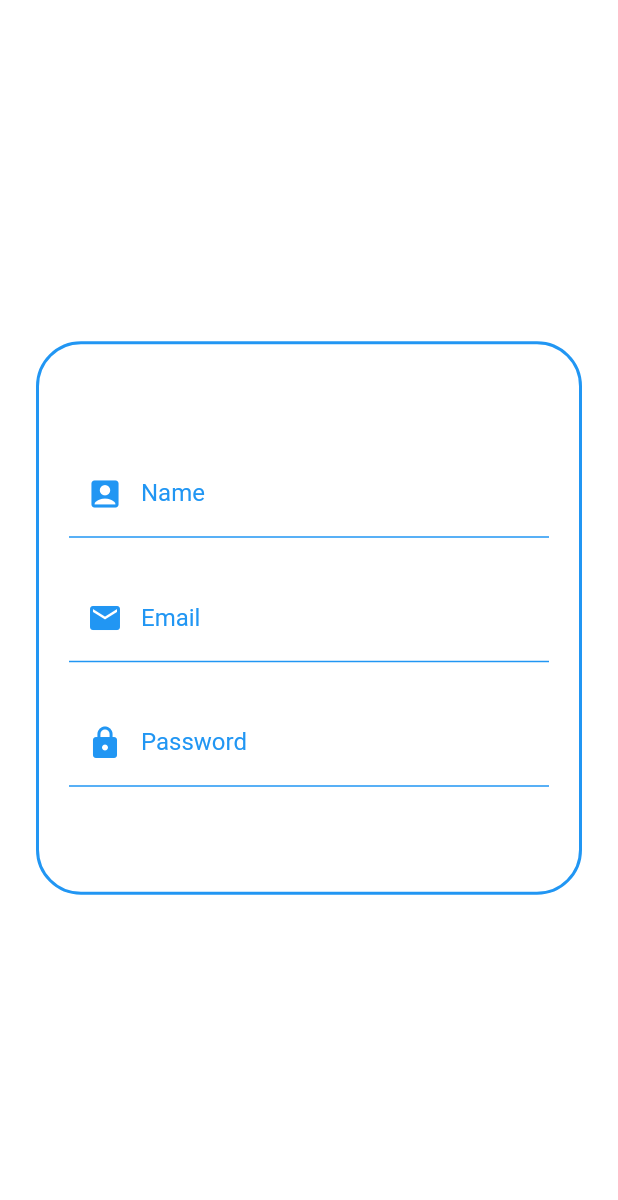
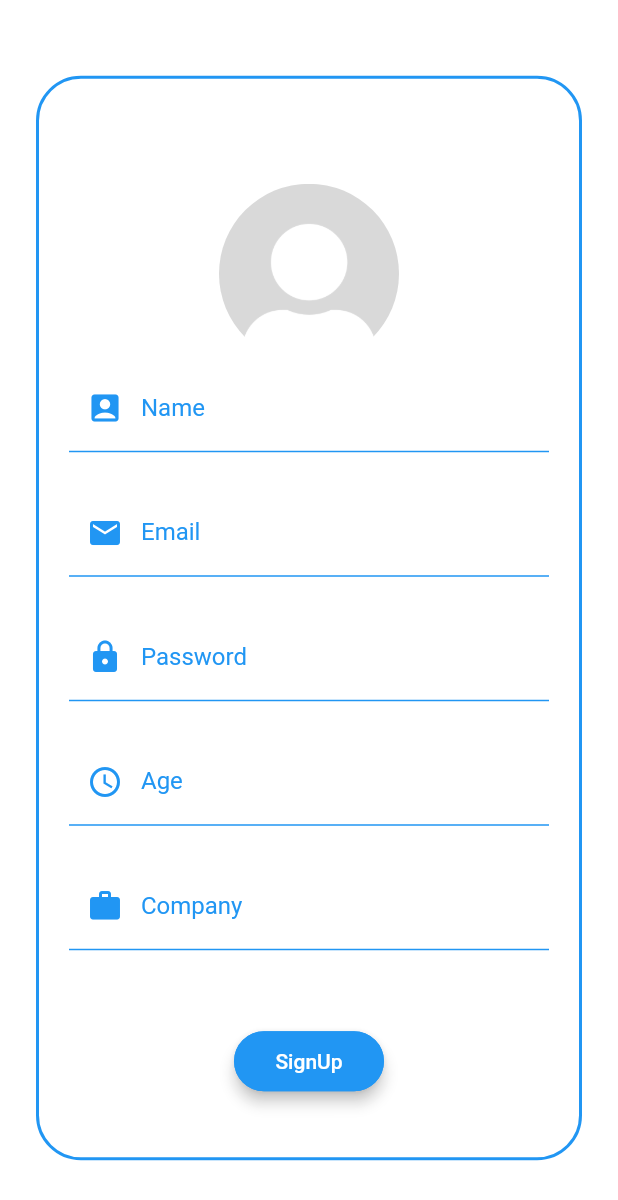
Before and after one commit to KaivalyaNaik/login_app, a Flutter app: the screen it shows after launch, after a tap on "SignUp", on a phone screen of 412 x 824 dp. Shown: the top 1200 px of the screen. Run offline on Flutter 3.47's test engine with Material 2 defaults, Android fonts, the phone set to English and light mode, and no system bars; our stand-ins replace cloud_firestore, firebase_auth, firebase_core; accounts and stored records are empty; network calls fail; statements that could not run were skipped.

```diff
--- /dev/null
+++ b/lib/models/user_model.dart
@@ -0,0 +1,17 @@
+class UserModel {
+  String name;
+  int age;
+  String company;
+  String uid;
+
+  UserModel({this.age, this.company, this.name, this.uid});
+
+  Map<String, dynamic> toJson() {
+    return {
+      "name": this.name,
+      "company": this.company,
+      "age": this.age,
+      "uid": this.uid
+    };
+  }
+}
--- a/lib/pages/sign_up.dart
+++ b/lib/pages/sign_up.dart
@@ -1,5 +1,9 @@
 import 'package:flutter/material.dart';
+import 'package:login_app/authController.dart';
+import 'package:login_app/components/CustomButton.dart';
 import 'package:login_app/components/FormInputField.dart';
+import 'package:login_app/components/header.dart';
+import 'package:login_app/models/user_model.dart';
 import 'package:login_app/validator.dart';
 
 // ignore: must_be_immutable
@@ -8,7 +12,9 @@ class SignUp extends StatelessWidget {
   TextEditingController emailController = TextEditingController();
   TextEditingController passwordController = TextEditingController();
   TextEditingController ageController = TextEditingController();
-
+  TextEditingController companyController = TextEditingController();
+  AuthController _authController = AuthController();
+  UserModel userModel;
   final GlobalKey<FormState> _formKey = GlobalKey<FormState>();
   @override
   Widget build(BuildContext context) {
@@ -33,6 +39,12 @@ class SignUp extends StatelessWidget {
                     children: <Widget>[
                       SizedBox(
                         height: 50,
+                      ),
+                      GestureDetector(
+                        child: Header(),
+                        onTap: () {
+                          print("here");
+                        },
                       ),
                       FormInputField(
                         controller: nameController,
@@ -60,7 +72,37 @@ class SignUp extends StatelessWidget {
                         obscureText: true,
                       ),
                       SizedBox(
+                        height: 24,
+                      ),
+                      FormInputField(
+                        controller: ageController,
+                        iconData: Icons.access_time,
+                        labelText: "Age",
+                        validator: Validator().number,
+                        obscureText: false,
+                      ),
+                      SizedBox(
+                        height: 24,
+                      ),
+                      FormInputField(
+                        controller: companyController,
+                        iconData: Icons.work,
+                        labelText: "Company",
+                        validator: Validator().name,
+                      ),
+                      SizedBox(
                         height: 50,
+                      ),
+                      CustomButton("SignUp", () {
+                        userModel = UserModel(
+                            name: nameController.text,
+                            age: int.parse(ageController.text),
+                            company: companyController.text);
+                        _authController.createUser(emailController.text,
+                            passwordController.text, userModel, context);
+                      }),
+                      SizedBox(
+                        height: 20,
                       )
                     ],
                   ),
```
Also changed, not shown: lib/authController.dart (+13 -1 lines).
